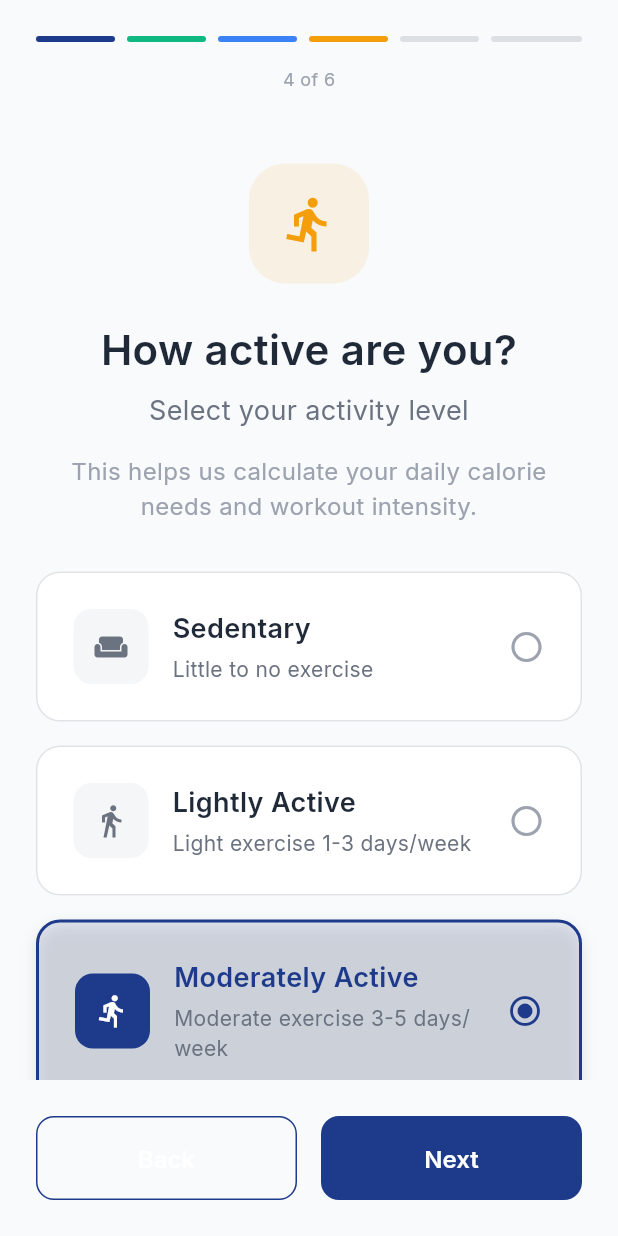
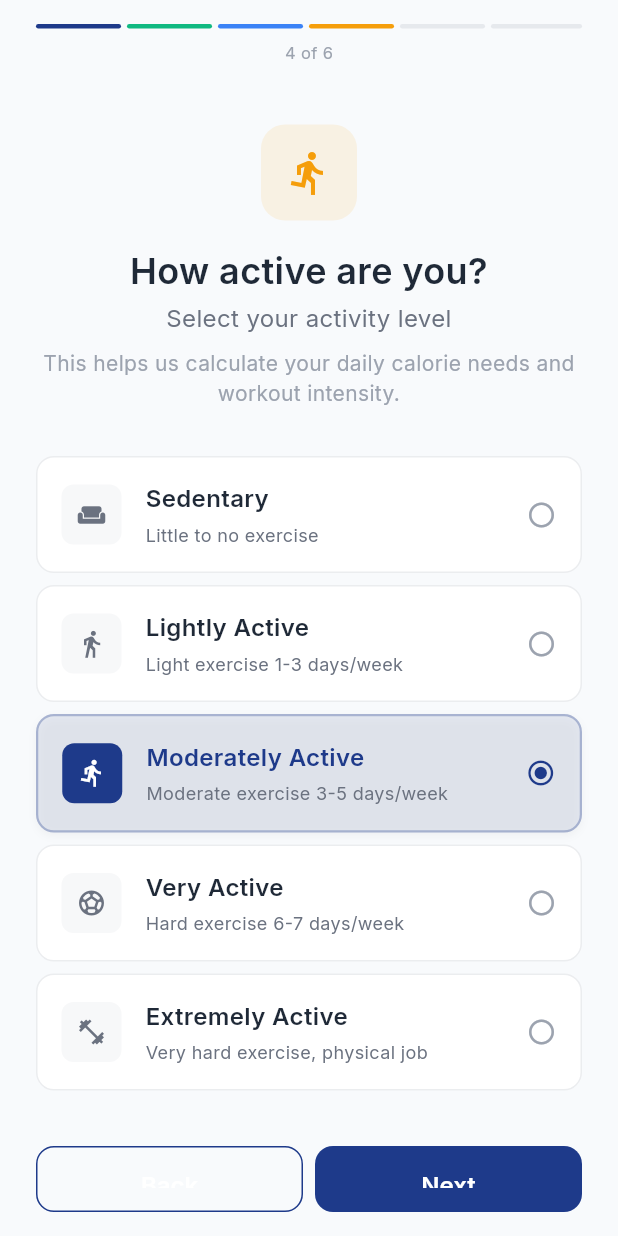
Before and after one commit to mahmoudal99/moctarnutrition, a Flutter app: the screen it shows after launch, swiped to page 4, on a phone screen of 412 x 824 dp. Run offline on Flutter 3.47's test engine with Material 3 defaults, Android fonts, the phone set to English and light mode, and no system bars; our stand-ins replace go_router, google_fonts; accounts and stored records are empty.

Commit message:
Improve UI design

```diff
--- a/lib/features/onboarding/presentation/screens/onboarding_screen.dart
+++ b/lib/features/onboarding/presentation/screens/onboarding_screen.dart
@@ -109,32 +109,38 @@ class _OnboardingScreenState extends State<OnboardingScreen> {
 
   Widget _buildProgressIndicator() {
     return Container(
-      padding: const EdgeInsets.all(AppConstants.spacingL),
+      padding: const EdgeInsets.symmetric(
+        horizontal: AppConstants.spacingL,
+        vertical: AppConstants.spacingM,
+      ),
       child: Column(
         children: [
           Row(
             children: List.generate(_steps.length, (index) {
               return Expanded(
                 child: Container(
-                  height: 4,
+                  height: 3,
                   margin: EdgeInsets.only(
                     right:
-                        index < _steps.length - 1 ? AppConstants.spacingS : 0,
+                        index < _steps.length - 1 ? AppConstants.spacingXS : 0,
                   ),
                   decoration: BoxDecoration(
                     color: index <= _currentPage
                         ? _steps[index].color
-                        : AppConstants.textTertiary.withOpacity(0.3),
-                    borderRadius: BorderRadius.circular(2),
+                        : AppConstants.textTertiary.withOpacity(0.2),
+                    borderRadius: BorderRadius.circular(1.5),
                   ),
                 ),
               );
             }),
           ),
-          const SizedBox(height: AppConstants.spacingM),
+          const SizedBox(height: AppConstants.spacingS),
           Text(
             '${_currentPage + 1} of ${_steps.length}',
-            style: AppTextStyles.caption,
+            style: AppTextStyles.caption.copyWith(
+              fontSize: 11,
+              color: AppConstants.textTertiary,
+            ),
           ),
         ],
       ),
@@ -161,36 +167,36 @@ class _OnboardingScreenState extends State<OnboardingScreen> {
     return Column(
       children: [
         Container(
-          width: 80,
-          height: 80,
+          width: 64,
+          height: 64,
           decoration: BoxDecoration(
             color: step.color.withOpacity(0.1),
-            borderRadius: BorderRadius.circular(AppConstants.radiusXL),
+            borderRadius: BorderRadius.circular(AppConstants.radiusL),
           ),
           child: Icon(
             step.icon,
-            size: 40,
+            size: 32,
             color: step.color,
           ),
         ),
-        const SizedBox(height: AppConstants.spacingL),
+        const SizedBox(height: AppConstants.spacingM),
         Text(
           step.title,
-          style: AppTextStyles.heading2,
+          style: AppTextStyles.heading3,
+          textAlign: TextAlign.center,
+        ),
+        const SizedBox(height: AppConstants.spacingXS),
+        Text(
+          step.subtitle,
+          style: AppTextStyles.bodyMedium.copyWith(
+            color: AppConstants.textSecondary,
+          ),
           textAlign: TextAlign.center,
         ),
         const SizedBox(height: AppConstants.spacingS),
         Text(
-          step.subtitle,
-          style: AppTextStyles.bodyLarge.copyWith(
-            color: AppConstants.textSecondary,
-          ),
-          textAlign: TextAlign.center,
-        ),
-        const SizedBox(height: AppConstants.spacingM),
-        Text(
           step.description,
-          style: AppTextStyles.bodyMedium.copyWith(
+          style: AppTextStyles.bodySmall.copyWith(
             color: AppConstants.textTertiary,
           ),
           textAlign: TextAlign.center,
@@ -223,26 +229,26 @@ class _OnboardingScreenState extends State<OnboardingScreen> {
       mainAxisAlignment: MainAxisAlignment.center,
       children: [
         Container(
-          width: 200,
-          height: 200,
+          width: 140,
+          height: 140,
           decoration: BoxDecoration(
             gradient: AppConstants.primaryGradient,
-            borderRadius: BorderRadius.circular(AppConstants.radiusXL),
-            boxShadow: AppConstants.shadowL,
+            borderRadius: BorderRadius.circular(AppConstants.radiusL),
+            boxShadow: AppConstants.shadowM,
           ),
           child: const Icon(
             Icons.fitness_center,
-            size: 100,
+            size: 70,
             color: AppConstants.surfaceColor,
           ),
         ),
-        const SizedBox(height: AppConstants.spacingXL),
+        const SizedBox(height: AppConstants.spacingL),
         Text(
           'Ready to transform your fitness journey?',
           style: AppTextStyles.heading3,
           textAlign: TextAlign.center,
         ),
-        const SizedBox(height: AppConstants.spacingM),
+        const SizedBox(height: AppConstants.spacingS),
         Text(
           'We\'ll create a personalized experience just for you with AI-powered meal plans and expert trainer guidance.',
           style: AppTextStyles.bodyMedium,
@@ -414,44 +420,44 @@ class _OnboardingScreenState extends State<OnboardingScreen> {
     required VoidCallback onTap,
   }) {
     return Container(
-      margin: const EdgeInsets.only(bottom: AppConstants.spacingM),
+      margin: const EdgeInsets.only(bottom: AppConstants.spacingS),
       child: Material(
         color: Colors.transparent,
         child: InkWell(
           onTap: onTap,
-          borderRadius: BorderRadius.circular(AppConstants.radiusL),
+          borderRadius: BorderRadius.circular(AppConstants.radiusM),
           child: Container(
-            padding: const EdgeInsets.all(AppConstants.spacingL),
+            padding: const EdgeInsets.all(AppConstants.spacingM),
             decoration: BoxDecoration(
               color: isSelected
-                  ? AppConstants.primaryColor.withOpacity(0.1)
+                  ? AppConstants.primaryColor.withOpacity(0.08)
                   : AppConstants.surfaceColor,
               border: Border.all(
                 color: isSelected
-                    ? AppConstants.primaryColor
-                    : AppConstants.textTertiary.withOpacity(0.3),
-                width: isSelected ? 2 : 1,
+                    ? AppConstants.primaryColor.withOpacity(0.3)
+                    : AppConstants.textTertiary.withOpacity(0.2),
+                width: isSelected ? 1.5 : 1,
               ),
-              borderRadius: BorderRadius.circular(AppConstants.radiusL),
-              boxShadow: isSelected ? AppConstants.shadowM : null,
+              borderRadius: BorderRadius.circular(AppConstants.radiusM),
+              boxShadow: isSelected ? AppConstants.shadowS : null,
             ),
             child: Row(
               children: [
                 Container(
-                  width: 50,
-                  height: 50,
+                  width: 40,
+                  height: 40,
                   decoration: BoxDecoration(
                     color: isSelected
                         ? AppConstants.primaryColor
-                        : AppConstants.textTertiary.withOpacity(0.1),
-                    borderRadius: BorderRadius.circular(AppConstants.radiusM),
+                        : AppConstants.textTertiary.withOpacity(0.08),
+                    borderRadius: BorderRadius.circular(AppConstants.radiusS),
                   ),
                   child: Icon(
                     icon,
                     color: isSelected
                         ? AppConstants.surfaceColor
                         : AppConstants.textSecondary,
-                    size: 24,
+                    size: 20,
                   ),
                 ),
                 const SizedBox(width: AppConstants.spacingM),
@@ -461,7 +467,7 @@ class _OnboardingScreenState extends State<OnboardingScreen> {
                     children: [
                       Text(
                         title,
-                        style: AppTextStyles.bodyLarge.copyWith(
+                        style: AppTextStyles.bodyMedium.copyWith(
                           fontWeight: FontWeight.w600,
                           color: isSelected
                               ? AppConstants.primaryColor
@@ -471,7 +477,7 @@ class _OnboardingScreenState extends State<OnboardingScreen> {
                       const SizedBox(height: AppConstants.spacingXS),
                       Text(
                         subtitle,
-                        style: AppTextStyles.bodySmall.copyWith(
+                        style: AppTextStyles.caption.copyWith(
                           color: AppConstants.textSecondary,
                         ),
                       ),
@@ -484,7 +490,7 @@ class _OnboardingScreenState extends State<OnboardingScreen> {
                         ? Icons.check_box
                         : Icons.radio_button_checked,
                     color: AppConstants.primaryColor,
-                    size: 24,
+                    size: 20,
                   )
                 else
                   Icon(
@@ -492,7 +498,7 @@ class _OnboardingScreenState extends State<OnboardingScreen> {
                         ? Icons.check_box_outline_blank
                         : Icons.radio_button_unchecked,
                     color: AppConstants.textTertiary,
-                    size: 24,
+                    size: 20,
                   ),
               ],
             ),
@@ -504,11 +510,16 @@ class _OnboardingScreenState extends State<OnboardingScreen> {
 
   Widget _buildNavigationButtons() {
     return Container(
-      padding: const EdgeInsets.all(AppConstants.spacingL),
+      padding: const EdgeInsets.symmetric(
+        horizontal: AppConstants.spacingL,
+        vertical: AppConstants.spacingM,
+      ),
       child: Row(
         children: [
           if (_currentPage > 0)
             Expanded(
+              child: SizedBox(
+                height: 44,
                 child: CustomButton(
                   text: 'Back',
                   type: ButtonType.outline,
@@ -520,8 +531,11 @@ class _OnboardingScreenState extends State<OnboardingScreen> {
                   },
                 ),
               ),
-          if (_currentPage > 0) const SizedBox(width: AppConstants.spacingM),
+            ),
+          if (_currentPage > 0) const SizedBox(width: AppConstants.spacingS),
           Expanded(
+            child: SizedBox(
+              height: 44,
               child: CustomButton(
                 text: _currentPage == _steps.length - 1 ? 'Get Started' : 'Next',
                 onPressed: () {
@@ -536,6 +550,7 @@ class _OnboardingScreenState extends State<OnboardingScreen> {
                 },
               ),
             ),
+          ),
         ],
       ),
     );
@@ -548,36 +563,36 @@ class _OnboardingScreenState extends State<OnboardingScreen> {
     VoidCallback onTap,
   ) {
     return Container(
-      margin: const EdgeInsets.only(bottom: AppConstants.spacingM),
+      margin: const EdgeInsets.only(bottom: AppConstants.spacingS),
       child: Material(
         color: Colors.transparent,
         child: InkWell(
           onTap: onTap,
-          borderRadius: BorderRadius.circular(AppConstants.radiusL),
+          borderRadius: BorderRadius.circular(AppConstants.radiusM),
           child: Container(
-            padding: const EdgeInsets.all(AppConstants.spacingL),
+            padding: const EdgeInsets.all(AppConstants.spacingM),
             decoration: BoxDecoration(
               color: AppConstants.surfaceColor,
               border: Border.all(
-                color: AppConstants.textTertiary.withOpacity(0.3),
+                color: AppConstants.textTertiary.withOpacity(0.2),
                 width: 1,
               ),
-              borderRadius: BorderRadius.circular(AppConstants.radiusL),
+              borderRadius: BorderRadius.circular(AppConstants.radiusM),
               boxShadow: AppConstants.shadowS,
             ),
             child: Row(
               children: [
                 Container(
-                  width: 50,
-                  height: 50,
+                  width: 36,
+                  height: 36,
                   decoration: BoxDecoration(
-                    color: AppConstants.primaryColor.withOpacity(0.1),
-                    borderRadius: BorderRadius.circular(AppConstants.radiusM),
+                    color: AppConstants.primaryColor.withOpacity(0.08),
+                    borderRadius: BorderRadius.circular(AppConstants.radiusS),
                   ),
                   child: Icon(
                     icon,
                     color: AppConstants.primaryColor,
-                    size: 24,
+                    size: 18,
                   ),
                 ),
                 const SizedBox(width: AppConstants.spacingM),
@@ -587,13 +602,13 @@ class _OnboardingScreenState extends State<OnboardingScreen> {
                     children: [
                       Text(
                         title,
-                        style: AppTextStyles.bodyMedium.copyWith(
+                        style: AppTextStyles.caption.copyWith(
                           color: AppConstants.textSecondary,
                         ),
                       ),
                       Text(
                         value,
-                        style: AppTextStyles.bodyLarge.copyWith(
+                        style: AppTextStyles.bodyMedium.copyWith(
                           fontWeight: FontWeight.w600,
                         ),
                       ),
@@ -603,6 +618,7 @@ class _OnboardingScreenState extends State<OnboardingScreen> {
                 Icon(
                   Icons.chevron_right,
                   color: AppConstants.textTertiary,
+                  size: 20,
                 ),
               ],
             ),
@@ -618,13 +634,13 @@ class _OnboardingScreenState extends State<OnboardingScreen> {
     final bmiColor = _getBMIColor(bmiCategory);
 
     return Container(
-      padding: const EdgeInsets.all(AppConstants.spacingL),
+      padding: const EdgeInsets.all(AppConstants.spacingM),
       decoration: BoxDecoration(
-        color: bmiColor.withOpacity(0.1),
+        color: bmiColor.withOpacity(0.08),
         border: Border.all(
-          color: bmiColor.withOpacity(0.3),
+          color: bmiColor.withOpacity(0.2),
         ),
-        borderRadius: BorderRadius.circular(AppConstants.radiusL),
+        borderRadius: BorderRadius.circular(AppConstants.radiusM),
       ),
       child: Column(
         children: [
@@ -633,32 +649,33 @@ class _OnboardingScreenState extends State<OnboardingScreen> {
             children: [
               Text(
                 'BMI',
-                style: AppTextStyles.bodyLarge.copyWith(
+                style: AppTextStyles.bodyMedium.copyWith(
                   fontWeight: FontWeight.w600,
                 ),
               ),
               Text(
                 bmiCategory,
-                style: AppTextStyles.bodyMedium.copyWith(
+                style: AppTextStyles.bodySmall.copyWith(
                   color: bmiColor,
                   fontWeight: FontWeight.w600,
                 ),
               ),
             ],
           ),
-          const SizedBox(height: AppConstants.spacingS),
+          const SizedBox(height: AppConstants.spacingXS),
           Text(
             bmi.toStringAsFixed(1),
-            style: AppTextStyles.heading3.copyWith(
+            style: AppTextStyles.heading4.copyWith(
               color: bmiColor,
               fontWeight: FontWeight.bold,
             ),
           ),
-          const SizedBox(height: AppConstants.spacingS),
+          const SizedBox(height: AppConstants.spacingXS),
           Text(
             '${_height.toStringAsFixed(0)}cm, ${_weight.toStringAsFixed(1)}kg',
             style: AppTextStyles.caption.copyWith(
               color: AppConstants.textSecondary,
+              fontSize: 11,
             ),
           ),
         ],
```
Also changed, not shown: lib/features/auth/presentation/screens/auth_screen.dart (+68 -45 lines). Lines whose indentation alone changed are shown as unchanged.
